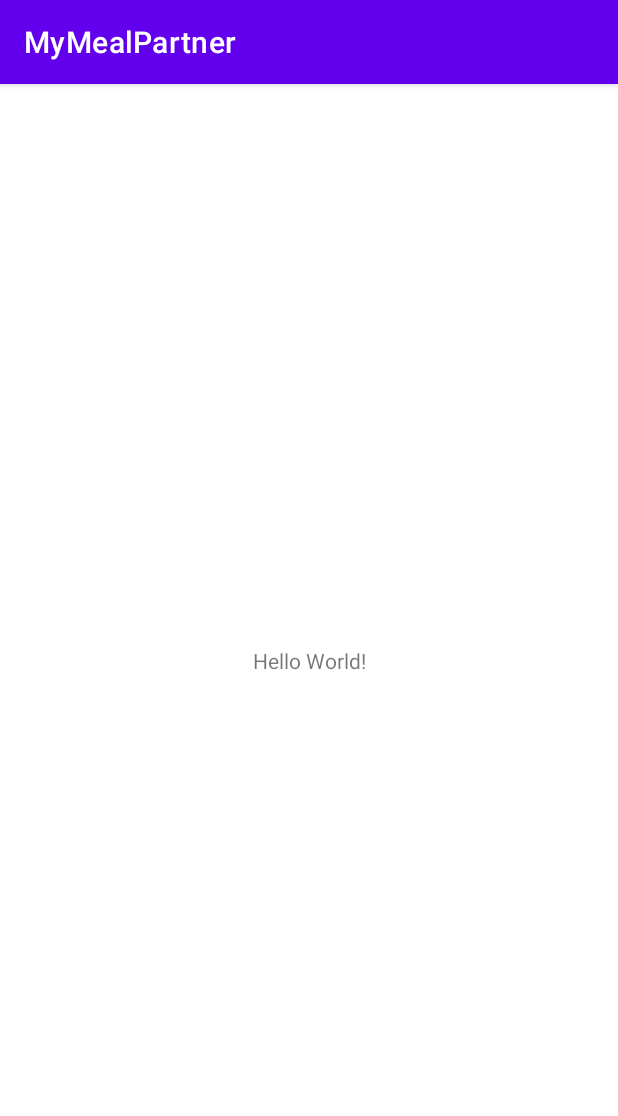
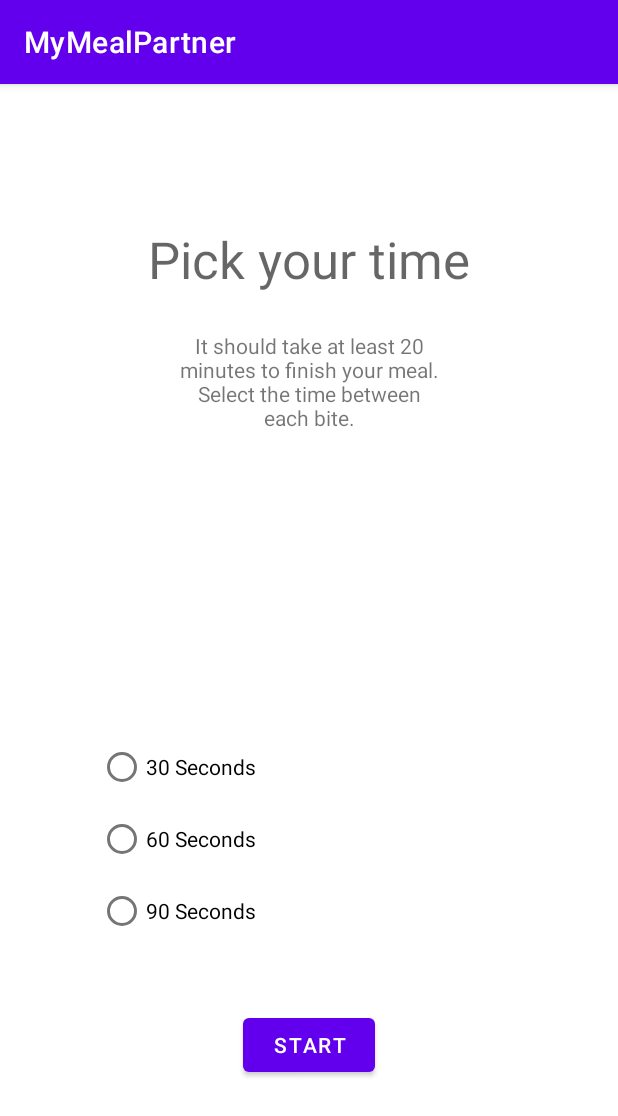
Before and after one commit to mbenalia/MyMealPartner, an Android app: the screen it shows after launch (MainActivity), on a phone screen of 412 x 824 dp. Shown: the top 1116 px of the screen. Run offline under Robolectric (Android 15) with nearby library versions, the phone set to English and light mode, and no system bars.

Commit message:
Second  commit

```diff
--- a/app/src/main/java/com/example/mymealpartner/MainActivity.java
+++ b/app/src/main/java/com/example/mymealpartner/MainActivity.java
@@ -2,13 +2,53 @@ package com.example.mymealpartner;
 
 import androidx.appcompat.app.AppCompatActivity;
 
+import android.media.MediaPlayer;
 import android.os.Bundle;
+import android.os.CountDownTimer;
+import android.view.View;
+import android.widget.Button;
+import android.widget.Toast;
+import android.widget.ToggleButton;
 
 public class MainActivity extends AppCompatActivity {
+    private Button mButtonStart;
+    private boolean startTimer;
+    private CountDownTimer foodTimer;
+
 
     @Override
     protected void onCreate(Bundle savedInstanceState) {
         super.onCreate(savedInstanceState);
         setContentView(R.layout.activity_main);
+        mButtonStart= (Button)findViewById(R.id.startButton);
+
+        final MediaPlayer mp = MediaPlayer.create(this, R.raw.sound);
+
+        mButtonStart.setOnClickListener(new View.OnClickListener() {
+            @Override
+            public void onClick(View view) {
+                mButtonStart.setText("STOP");
+
+                new CountDownTimer(300000, 10000) {
+
+                    public void onTick(long millisUntilFinished) {
+
+                        mp.start();
+
+
+                        //here you can have your logic to set text to edittext
+                    }
+
+                    public void onFinish() {
+
+                    }
+
+                }.start();
+
+            }
+
+
+        });
+
     }
 }
--- a/app/src/main/res/layout/activity_main.xml
+++ b/app/src/main/res/layout/activity_main.xml
@@ -4,15 +4,86 @@
     xmlns:tools="http://schemas.android.com/tools"
     android:layout_width="match_parent"
     android:layout_height="match_parent"
+    android:textAlignment="center"
     tools:context=".MainActivity">
 
     <TextView
+        android:id="@+id/instruction2"
+        android:layout_width="181dp"
+        android:layout_height="81dp"
+        android:layout_marginTop="7dp"
+        android:layout_marginBottom="188dp"
+        android:ems="10"
+        android:inputType="textLongMessage|textMultiLine|text"
+        android:text="@string/it_should_take_at_least_20_minutes_to_finish_your_meal_select_the_time_between_each_bite"
+        android:textAlignment="center"
+        app:layout_constraintBottom_toTopOf="@+id/radioGroup_time"
+        app:layout_constraintEnd_toEndOf="parent"
+        app:layout_constraintHorizontal_bias="0.5"
+        app:layout_constraintStart_toStartOf="parent"
+        app:layout_constraintTop_toBottomOf="@+id/instruction" />
+
+    <TextView
+        android:id="@+id/instruction"
+        android:layout_width="402dp"
+        android:layout_height="56dp"
+        android:layout_marginStart="5dp"
+        android:layout_marginTop="94dp"
+        android:layout_marginEnd="6dp"
+        android:layout_marginBottom="7dp"
+        android:ems="10"
+        android:inputType="text"
+        android:text="@string/pick_your_time"
+        android:textAlignment="center"
+        android:textAppearance="@style/TextAppearance.AppCompat.Display1"
+        app:layout_constraintBottom_toTopOf="@+id/instruction2"
+        app:layout_constraintEnd_toEndOf="parent"
+        app:layout_constraintHorizontal_bias="0.5"
+        app:layout_constraintStart_toStartOf="parent"
+        app:layout_constraintTop_toTopOf="parent" />
+
+    <Button
+        android:id="@+id/startButton"
         android:layout_width="wrap_content"
         android:layout_height="wrap_content"
-        android:text="Hello World!"
+        android:layout_marginStart="161dp"
+        android:layout_marginTop="28dp"
+        android:layout_marginEnd="162dp"
+        android:layout_marginBottom="98dp"
+        android:text="@string/start"
         app:layout_constraintBottom_toBottomOf="parent"
-        app:layout_constraintLeft_toLeftOf="parent"
-        app:layout_constraintRight_toRightOf="parent"
-        app:layout_constraintTop_toTopOf="parent" />
+        app:layout_constraintEnd_toEndOf="parent"
+        app:layout_constraintStart_toStartOf="parent"
+        app:layout_constraintTop_toBottomOf="@+id/radioGroup_time" />
+
+    <RadioGroup
+        android:id="@+id/radioGroup_time"
+        android:layout_width="281dp"
+        android:layout_height="152dp"
+        android:layout_marginStart="69dp"
+        android:layout_marginTop="185dp"
+        android:layout_marginEnd="70dp"
+        app:layout_constraintEnd_toEndOf="parent"
+        app:layout_constraintStart_toStartOf="parent"
+        app:layout_constraintTop_toBottomOf="@+id/instruction2">
+
+        <RadioButton
+            android:id="@+id/radiobutton_30s"
+            android:layout_width="match_parent"
+            android:layout_height="wrap_content"
+            android:text="@string/_30_seconds" />
+
+        <RadioButton
+            android:id="@+id/radiobutton_60s"
+            android:layout_width="match_parent"
+            android:layout_height="wrap_content"
+            android:text="@string/_60_seconds" />
+
+        <RadioButton
+            android:id="@+id/radiobutton_90s"
+            android:layout_width="match_parent"
+            android:layout_height="wrap_content"
+            android:text="@string/_90_seconds" />
+    </RadioGroup>
 
 </androidx.constraintlayout.widget.ConstraintLayout>
--- a/app/src/main/res/values/strings.xml
+++ b/app/src/main/res/values/strings.xml
@@ -1,3 +1,11 @@
 <resources>
     <string name="app_name">MyMealPartner</string>
+    <string name="it_should_take_at_least_20_minutes_to_finish_your_meal_select_the_time_between_each_bite">It should take at least 20 minutes to finish your meal. Select the time between each bite.</string>
+    <string name="pick_your_time">Pick your time</string>
+    <string name="togglebutton">ToggleButton</string>
+    <string name="start">Start</string>
+    <string name="stop">STOP</string>
+    <string name="_30_seconds">30 Seconds</string>
+    <string name="_60_seconds">60 Seconds</string>
+    <string name="_90_seconds">90 Seconds</string>
 </resources>
```
Also changed, not shown: 1 other file.
